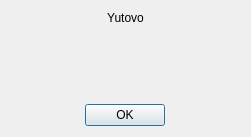
The window that src/about.ui (denprog/yutovo-desktop) describes before a commit, drawn with Qt 5.
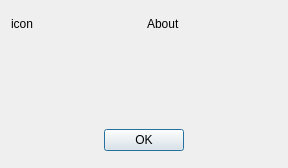
The same window after the commit.

Commit message: About dialog was updated.

Diff of the .ui file:
```diff
--- a/src/about.ui
+++ b/src/about.ui
@@ -6,8 +6,8 @@
    <rect>
     <x>0</x>
     <y>0</y>
-    <width>251</width>
-    <height>137</height>
+    <width>288</width>
+    <height>168</height>
    </rect>
   </property>
   <property name="sizePolicy">
@@ -24,16 +24,31 @@
   </property>
   <layout class="QVBoxLayout" name="verticalLayout_2">
    <item>
-    <layout class="QVBoxLayout" name="verticalLayout">
+    <layout class="QHBoxLayout" name="horizontalLayout_2">
+     <property name="topMargin">
+      <number>6</number>
+     </property>
+     <property name="bottomMargin">
+      <number>6</number>
+     </property>
      <item>
-      <widget class="QLabel" name="label">
+      <widget class="QLabel" name="icon">
        <property name="text">
-        <string>Yutovo</string>
+        <string>icon</string>
        </property>
-       <property name="alignment">
-        <set>Qt::AlignCenter</set>
+      </widget>
+     </item>
+     <item>
+      <widget class="QLabel" name="text">
+       <property name="text">
+        <string>About</string>
        </property>
+       <property name="wordWrap">
+        <bool>true</bool>
+       </property>
       </widget>
+     </item>
+    </layout>
      </item>
      <item>
       <spacer name="verticalSpacer">
@@ -48,10 +63,14 @@
        </property>
       </spacer>
      </item>
-    </layout>
-   </item>
    <item>
     <layout class="QHBoxLayout" name="horizontalLayout">
+     <property name="topMargin">
+      <number>6</number>
+     </property>
+     <property name="bottomMargin">
+      <number>6</number>
+     </property>
      <item>
       <widget class="QPushButton" name="ok">
        <property name="sizePolicy">
```
Lines whose indentation alone changed are shown as unchanged. The commit also changes 3 other files.
